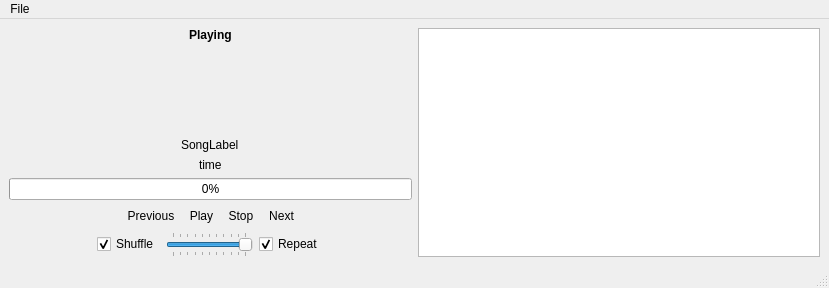
The window that design.ui (praetorg/pycli-music-player) describes before a commit, drawn with Qt 5.
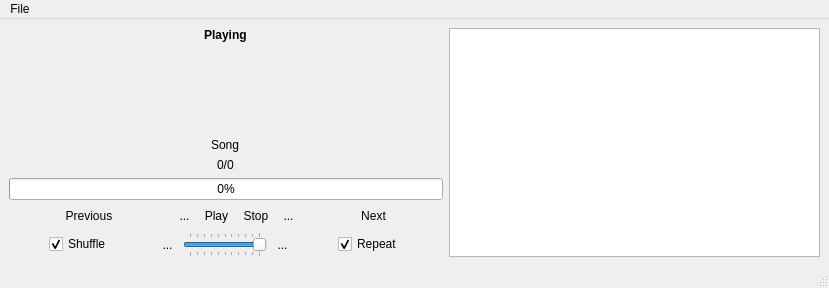
The same window after the commit. Icons and pictures are not drawn.

What changed in the file:
```diff
--- a/design.ui
+++ b/design.ui
@@ -115,7 +115,7 @@
              </size>
             </property>
             <property name="text">
-             <string>SongLabel</string>
+             <string>Song</string>
             </property>
             <property name="wordWrap">
              <bool>false</bool>
@@ -125,7 +125,7 @@
           <item alignment="Qt::AlignHCenter|Qt::AlignTop">
            <widget class="QLabel" name="timeLabel">
             <property name="text">
-             <string>time</string>
+             <string>0/0</string>
             </property>
            </widget>
           </item>
@@ -144,7 +144,7 @@
            <enum>QLayout::SetMinimumSize</enum>
           </property>
           <item>
-           <spacer name="horizontalSpacer">
+           <spacer name="horizontalSpacer_6">
             <property name="orientation">
              <enum>Qt::Horizontal</enum>
             </property>
@@ -168,7 +168,37 @@
             <property name="iconSize">
              <size>
               <width>48</width>
-              <height>30</height>
+              <height>48</height>
+             </size>
+            </property>
+           </widget>
+          </item>
+          <item>
+           <spacer name="horizontalSpacer">
+            <property name="orientation">
+             <enum>Qt::Horizontal</enum>
+            </property>
+            <property name="sizeHint" stdset="0">
+             <size>
+              <width>40</width>
+              <height>20</height>
+             </size>
+            </property>
+           </spacer>
+          </item>
+          <item>
+           <widget class="QToolButton" name="backButton">
+            <property name="text">
+             <string>...</string>
+            </property>
+            <property name="icon">
+             <iconset resource="res.qrc">
+              <normaloff>:/res/res/seekback.png</normaloff>:/res/res/seekback.png</iconset>
+            </property>
+            <property name="iconSize">
+             <size>
+              <width>48</width>
+              <height>48</height>
              </size>
             </property>
            </widget>
@@ -226,6 +256,36 @@
             </property>
            </widget>
           </item>
+          <item>
+           <widget class="QToolButton" name="forwardButton">
+            <property name="text">
+             <string>...</string>
+            </property>
+            <property name="icon">
+             <iconset resource="res.qrc">
+              <normaloff>:/res/res/seekforward.png</normaloff>:/res/res/seekforward.png</iconset>
+            </property>
+            <property name="iconSize">
+             <size>
+              <width>48</width>
+              <height>48</height>
+             </size>
+            </property>
+           </widget>
+          </item>
+          <item>
+           <spacer name="horizontalSpacer_2">
+            <property name="orientation">
+             <enum>Qt::Horizontal</enum>
+            </property>
+            <property name="sizeHint" stdset="0">
+             <size>
+              <width>40</width>
+              <height>20</height>
+             </size>
+            </property>
+           </spacer>
+          </item>
           <item>
            <widget class="QToolButton" name="nextButton">
             <property name="styleSheet">
@@ -241,13 +301,13 @@
             <property name="iconSize">
              <size>
               <width>48</width>
-              <height>30</height>
+              <height>48</height>
              </size>
             </property>
            </widget>
           </item>
           <item>
-           <spacer name="horizontalSpacer_2">
+           <spacer name="horizontalSpacer_5">
             <property name="orientation">
              <enum>Qt::Horizontal</enum>
             </property>
@@ -294,6 +354,30 @@
             </property>
            </widget>
           </item>
+          <item>
+           <spacer name="horizontalSpacer_7">
+            <property name="orientation">
+             <enum>Qt::Horizontal</enum>
+            </property>
+            <property name="sizeHint" stdset="0">
+             <size>
+              <width>40</width>
+              <height>20</height>
+             </size>
+            </property>
+           </spacer>
+          </item>
+          <item>
+           <widget class="QToolButton" name="muteButton">
+            <property name="text">
+             <string>...</string>
+            </property>
+            <property name="icon">
+             <iconset resource="res.qrc">
+              <normaloff>:/res/res/volumemute.png</normaloff>:/res/res/volumemute.png</iconset>
+            </property>
+           </widget>
+          </item>
           <item>
            <widget class="QSlider" name="volumeSlider">
             <property name="maximum">
@@ -316,6 +400,30 @@
             </property>
            </widget>
           </item>
+          <item>
+           <widget class="QToolButton" name="maxButton">
+            <property name="text">
+             <string>...</string>
+            </property>
+            <property name="icon">
+             <iconset resource="res.qrc">
+              <normaloff>:/res/res/volumemax.png</normaloff>:/res/res/volumemax.png</iconset>
+            </property>
+           </widget>
+          </item>
+          <item>
+           <spacer name="horizontalSpacer_8">
+            <property name="orientation">
+             <enum>Qt::Horizontal</enum>
+            </property>
+            <property name="sizeHint" stdset="0">
+             <size>
+              <width>40</width>
+              <height>20</height>
+             </size>
+            </property>
+           </spacer>
+          </item>
           <item alignment="Qt::AlignHCenter">
            <widget class="QCheckBox" name="repeatBox">
             <property name="text">
```
Left out of the diff: 2 changed lines with no effect on the pictures.
